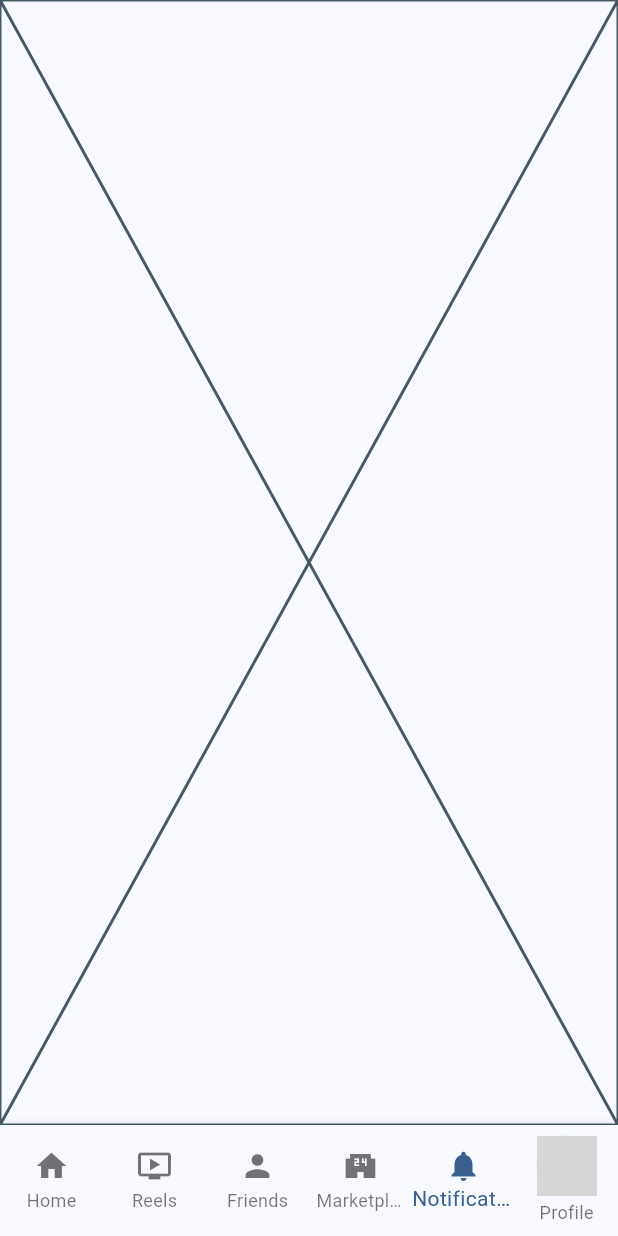
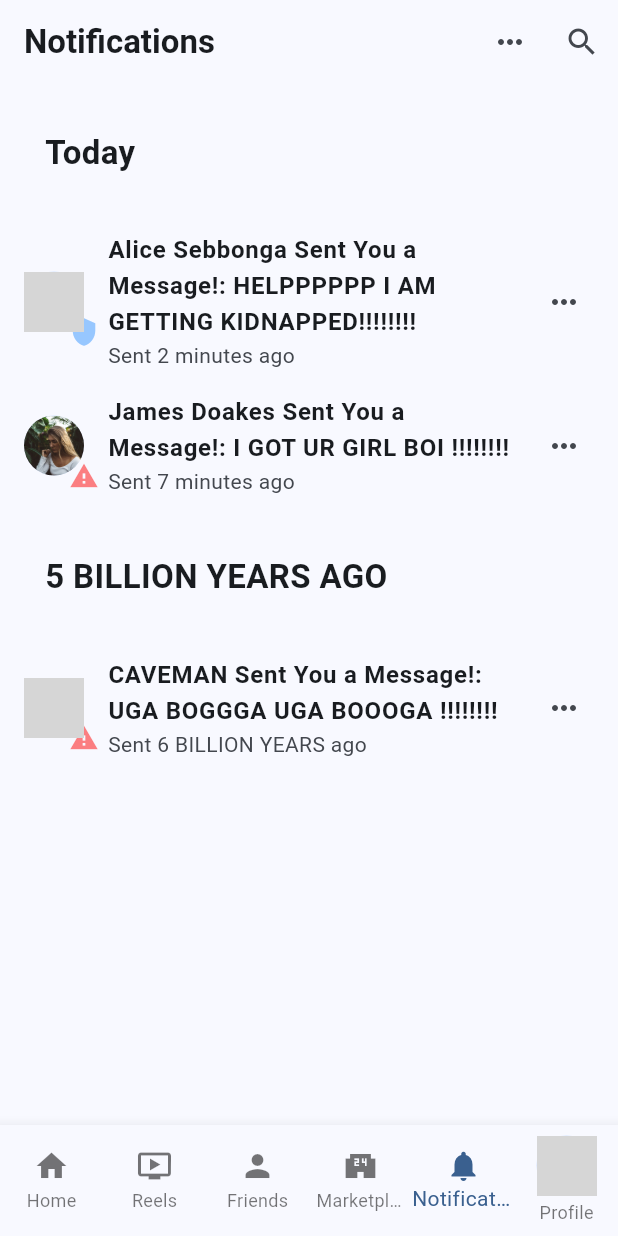
Before and after one commit to Alkierce/kyanchrispo_ccs2801_55, a Flutter app: the screen it shows after launch, item 5 of the bottom bar chosen, on a phone screen of 412 x 824 dp. Run offline on Flutter 3.47's test engine with Material 3 defaults, Android fonts, the phone set to English and light mode, and no system bars; grey boxes are pictures that could not be loaded.

Commit message:
Midterm_PO
LABYU AAAAAAAAAAAAAAA

```diff
--- a/lib/pages/notifications.dart
+++ b/lib/pages/notifications.dart
@@ -1,3 +1,4 @@
+import 'package:flutter/material.dart';
 import 'package:flutter/src/widgets/framework.dart';
 import 'package:flutter/src/widgets/placeholder.dart';
 
@@ -11,6 +12,71 @@ class NotificationPage extends StatefulWidget {
 class _NotificationPageState extends State<NotificationPage> {
   @override
   Widget build(BuildContext context) {
-    return const Placeholder();
+    return Scaffold(
+      appBar: AppBar(title: Text('Notifications', style: TextStyle(fontWeight: FontWeight.bold),),
+      actions: [IconButton(onPressed: (){}, icon: Icon(Icons.more_horiz)),
+      IconButton(onPressed: () {}, icon: Icon(Icons.search)) ]
+      ),
+
+
+      body: SingleChildScrollView(
+        child: Column(
+          crossAxisAlignment: CrossAxisAlignment.start,
+          children: [
+            Padding(padding: EdgeInsetsGeometry.all(30),
+            child: Text('Today', style: TextStyle(fontWeight: FontWeight.bold, fontSize: 22,),
+            ),
+            ),
+
+            ListTile( onTap: null,
+              leading: CircleAvatar(backgroundImage: AssetImage("assets/profile/prof3.jpg"),
+              child: Padding(
+                padding: EdgeInsetsGeometry.only(top: 30, left:  30),
+                child: Icon(Icons.shield, size: 20, color: Color.fromRGBO(54, 148, 255, 0.498),
+                ),
+              ),
+              ),
+            title: Text('Alice Sebbonga Sent You a Message!: HELPPPPPP I AM GETTING KIDNAPPED!!!!!!!!', style: TextStyle(fontWeight: FontWeight.bold, fontSize: 16),
+            ),
+            subtitle: Text('Sent 2 minutes ago'),
+            trailing: Icon(Icons.more_horiz),
+            ),
+
+            ListTile( onTap: null,
+              leading: CircleAvatar(backgroundImage: AssetImage("assets/profile/prof1.jpg"),
+              child: Padding(
+                padding: EdgeInsetsGeometry.only(top: 30, left:  30),
+                child: Icon(Icons.warning, size: 20, color: Color.fromRGBO(255, 0, 0, 0.494),
+                ),
+              ),
+              ),
+            title: Text('James Doakes Sent You a Message!: I GOT UR GIRL BOI !!!!!!!!', style: TextStyle(fontWeight: FontWeight.bold, fontSize: 16),
+            ),
+            subtitle: Text('Sent 7 minutes ago'),
+
+            trailing: Icon(Icons.more_horiz),
+            ),
+            Padding(padding: EdgeInsetsGeometry.all(30),
+            child: Text('5 BILLION YEARS AGO', style: TextStyle(fontWeight: FontWeight.bold, fontSize: 22,),
+            ),
+            ),
+                  ListTile( onTap: null,
+              leading: CircleAvatar(backgroundImage: AssetImage("assets/profile/prof2.jpg"),
+              child: Padding(
+                padding: EdgeInsetsGeometry.only(top: 30, left:  30),
+                child: Icon(Icons.warning, size: 20, color: Color.fromRGBO(255, 0, 0, 0.494),
+                ),
+              ),
+              ),
+            title: Text('CAVEMAN Sent You a Message!: UGA BOGGGA UGA BOOOGA !!!!!!!!', style: TextStyle(fontWeight: FontWeight.bold, fontSize: 16),
+            ),
+            subtitle: Text('Sent 6 BILLION YEARS ago'),
+
+            trailing: Icon(Icons.more_horiz),
+            ),
+          ],
+        ),
+      ),
+    );
   }
 }
```
